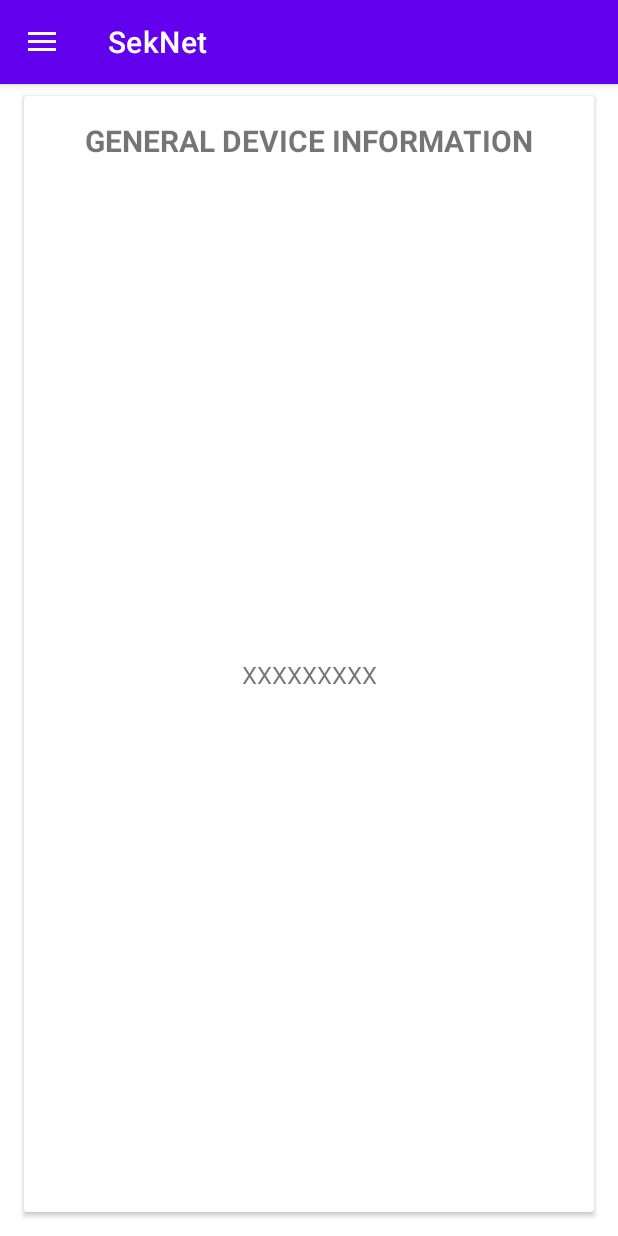
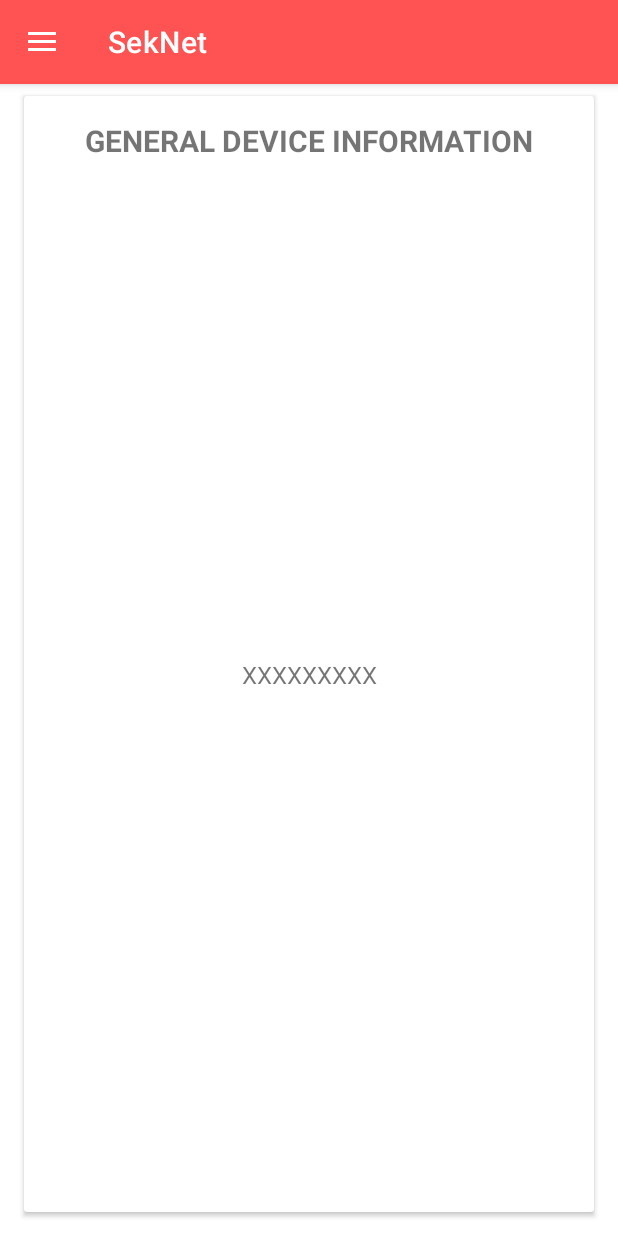
Before and after one commit to SekNetApp/SekNet, an Android app: the screen it shows after launch (MainActivity), in the side drawer, after a tap on "Device Info", on a phone screen of 412 x 824 dp. Run offline under Robolectric (Android 15) with nearby library versions, the phone set to English and light mode, and no system bars.

Commit message:
Toolbar theme changed with seknet colours

```diff
--- a/app/src/main/java/com/example/seknet/FragmentInfo.kt
+++ b/app/src/main/java/com/example/seknet/FragmentInfo.kt
@@ -12,11 +12,8 @@ class FragmentInfo : Fragment(R.layout.fragment_info) {
     private lateinit var binding: FragmentInfoBinding
     override fun onViewCreated(view: View, savedInstanceState: Bundle?) {
         binding = FragmentInfoBinding.inflate(layoutInflater)
-        binding.infoDeviceNameValue.text = getSystemDetail()
-        context?.getTheme()?.applyStyle(1, true);
+        loadSystemDetail()
     }
-
-    @SuppressLint("HardwareIds")
     private fun getSystemDetail(): String {
         return  "Brand: ${Build.BRAND} \n" +
                 "Model: ${Build.MODEL} \n" +
@@ -33,4 +30,8 @@ class FragmentInfo : Fragment(R.layout.fragment_info) {
                 "FingerPrint: ${Build.FINGERPRINT} \n" +
                 "Version Code: ${Build.VERSION.RELEASE}"
     }
+    private fun loadSystemDetail() {
+        binding.infoDeviceNameValue.text = getSystemDetail()
+    }
+
 }
--- a/app/src/main/res/layout/app_bar_main.xml
+++ b/app/src/main/res/layout/app_bar_main.xml
@@ -16,7 +16,8 @@
             android:layout_width="match_parent"
             android:layout_height="?attr/actionBarSize"
             android:background="?attr/colorPrimary"
-            app:popupTheme="@style/Theme.MyApplication.PopupOverlay" />
+            app:popupTheme="@style/Theme.MyApplication.PopupOverlay"
+            />
 
     </com.google.android.material.appbar.AppBarLayout>
 
--- a/app/src/main/res/values/themes.xml
+++ b/app/src/main/res/values/themes.xml
@@ -2,8 +2,8 @@
     <!-- Base application theme. -->
     <style name="Theme.MyApplication" parent="Theme.MaterialComponents.DayNight.DarkActionBar">
         <!-- Primary brand color. -->
-        <item name="colorPrimary">@color/purple_500</item>
-        <item name="colorPrimaryVariant">@color/purple_700</item>
+        <item name="colorPrimary">@color/light_red</item>
+        <item name="colorPrimaryVariant">@color/light_smooth_red</item>
         <item name="colorOnPrimary">@color/white</item>
         <!-- Secondary brand color. -->
         <item name="colorSecondary">@color/teal_200</item>
```
Also changed, not shown: app/src/main/res/navigation/menu_navigation.xml (renamed from app/src/main/res/navigation/unused.xml).
